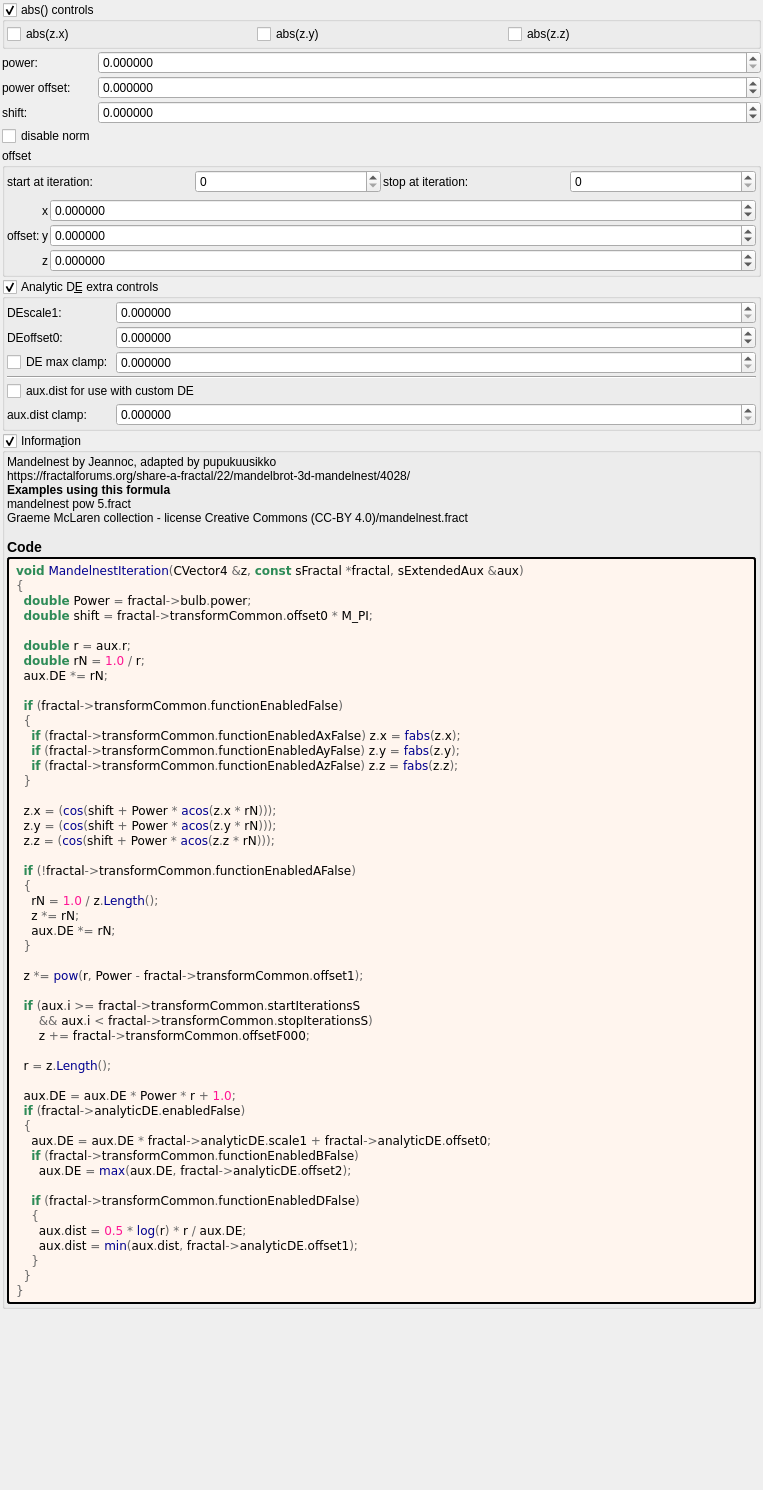
First picture: the form in mandelbulber2/formula/ui/mandelnest.ui, repository buddhi1980/mandelbulber2, before the edit.
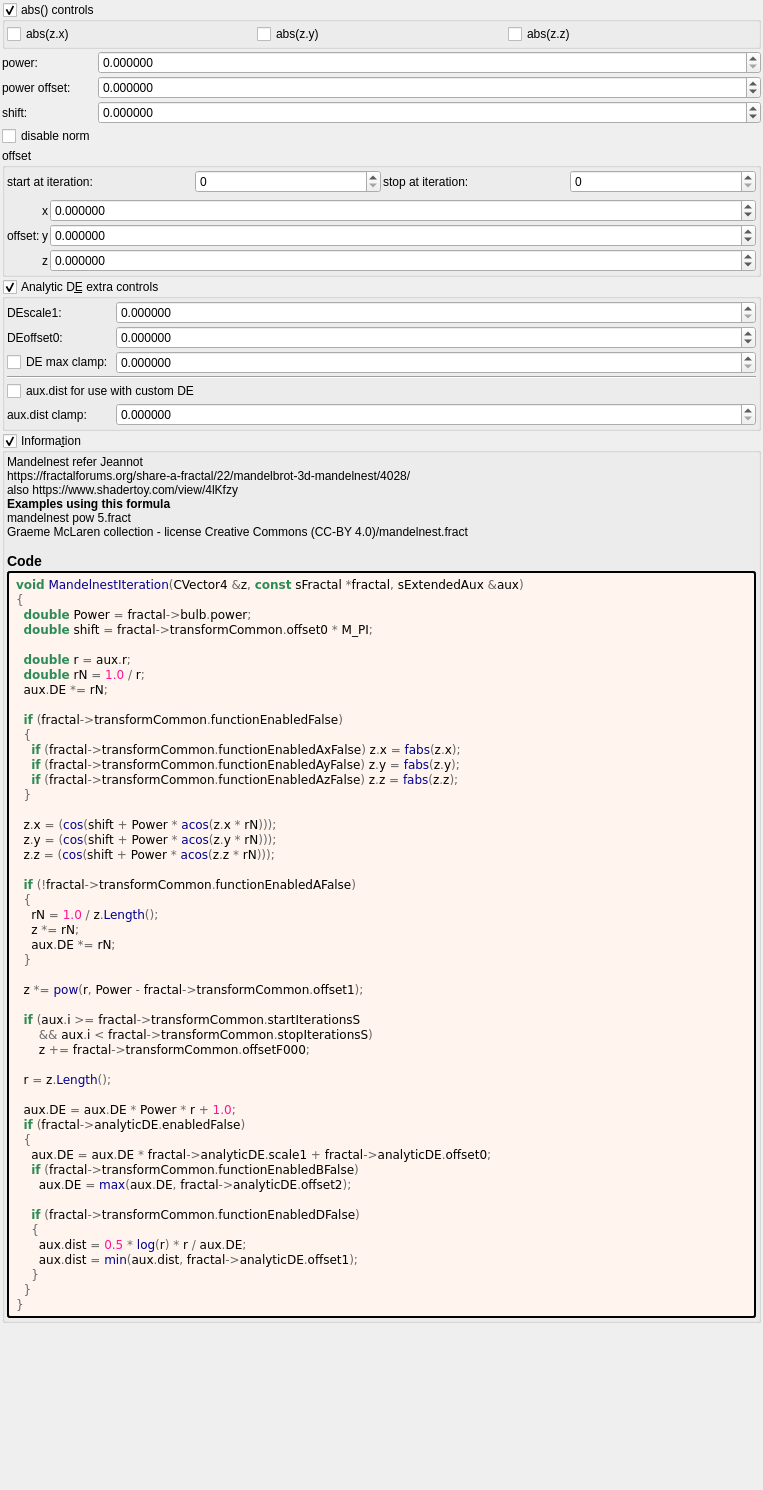
Second picture: the form after the edit. Custom widgets are drawn as their Qt base class.

```diff
--- a/mandelbulber2/formula/ui/mandelnest.ui
+++ b/mandelbulber2/formula/ui/mandelnest.ui
@@ -656,7 +656,7 @@
       <item>
        <widget class="QLabel" name="label_information_general">
         <property name="text">
-         <string notr="true">&lt;p&gt;Mandelnest by Jeannoc, adapted by pupukuusikko&lt;br&gt;https://fractalforums.org/share-a-fractal/22/mandelbrot-3d-mandelnest/4028/&lt;/p&gt;&lt;table&gt;
+         <string notr="true">&lt;p&gt;Mandelnest refer Jeannot&lt;br&gt;https://fractalforums.org/share-a-fractal/22/mandelbrot-3d-mandelnest/4028/&lt;br&gt;also https://www.shadertoy.com/view/4lKfzy&lt;/p&gt;&lt;table&gt;
 &lt;/table&gt;
 &lt;br&gt;&lt;b&gt;Examples using this formula&lt;/b&gt;&lt;br&gt;mandelnest pow 5.fract&lt;br&gt;Graeme McLaren  collection - license Creative Commons  (CC-BY 4.0)/mandelnest.fract&lt;h3&gt;Code&lt;/h3&gt;</string>
         </property>
```
